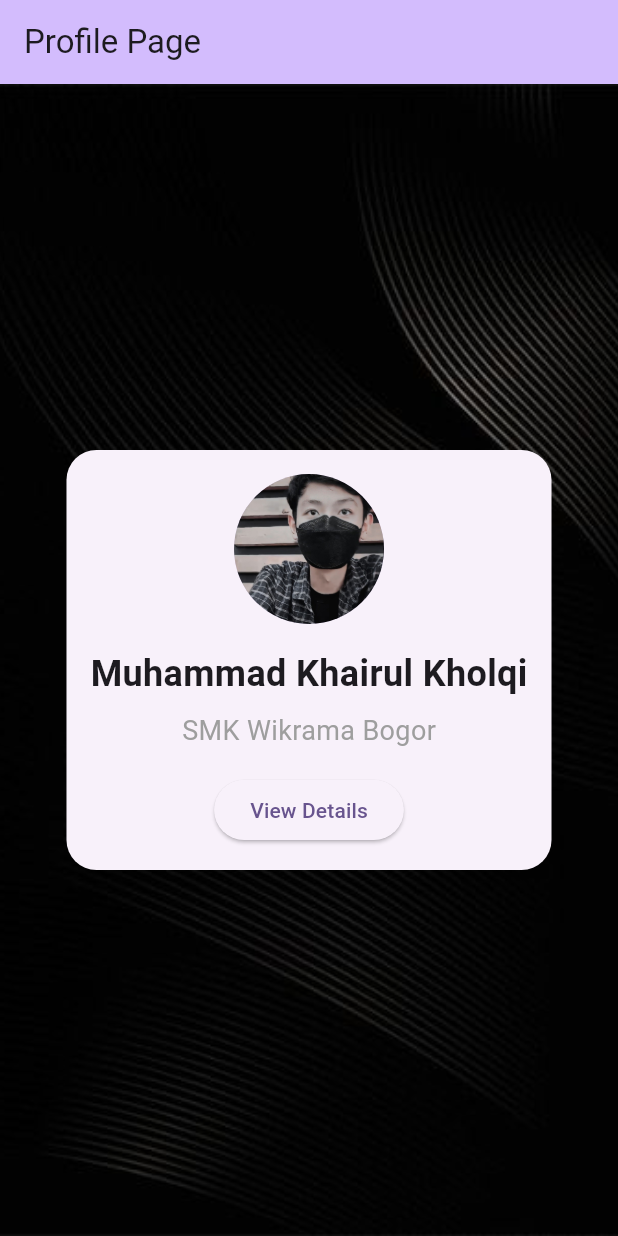
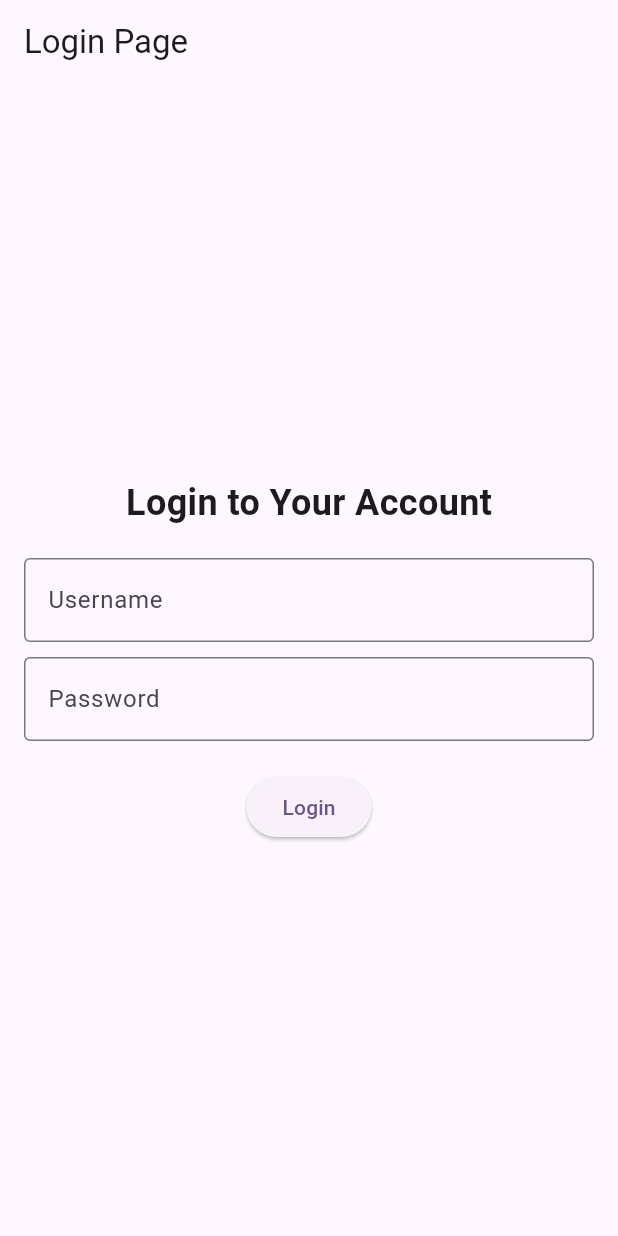
Before and after one commit to Muhammad-Khairul-Kholqi/MobileApplicationProfile, a Flutter app: the screen it shows after launch, on a phone screen of 412 x 824 dp. Run offline on Flutter 3.47's test engine with Material 3 defaults, Android fonts, the phone set to English and light mode, and no system bars.

Commit message:
add login page

```diff
--- a/lib/main.dart
+++ b/lib/main.dart
@@ -15,7 +15,90 @@ class MyApp extends StatelessWidget {
         colorScheme: ColorScheme.fromSeed(seedColor: Colors.deepPurple),
         useMaterial3: true,
       ),
-      home: const MyHomePage(title: 'Profile Page'),
+      home: const LoginPage(), // Start with the login page
+    );
+  }
+}
+
+class LoginPage extends StatefulWidget {
+  const LoginPage({super.key});
+
+  @override
+  State<LoginPage> createState() => _LoginPageState();
+}
+
+class _LoginPageState extends State<LoginPage> {
+  final TextEditingController _usernameController = TextEditingController();
+  final TextEditingController _passwordController = TextEditingController();
+  String _errorMessage = '';
+
+  // Simple login function
+  void _login() {
+    if (_usernameController.text == 'admin' &&
+        _passwordController.text == '1234') {
+      // If login is successful, navigate to the profile page
+      Navigator.pushReplacement(
+        context,
+        MaterialPageRoute(
+          builder: (context) => const MyHomePage(title: 'Profile Page'),
+        ),
+      );
+    } else {
+      // Show an error message
+      setState(() {
+        _errorMessage = 'Invalid username or password';
+      });
+    }
+  }
+
+  @override
+  Widget build(BuildContext context) {
+    return Scaffold(
+      appBar: AppBar(
+        title: const Text('Login Page'),
+      ),
+      body: Padding(
+        padding: const EdgeInsets.all(16.0),
+        child: Column(
+          mainAxisAlignment: MainAxisAlignment.center,
+          children: [
+            const Text(
+              'Login to Your Account',
+              style: TextStyle(fontSize: 24, fontWeight: FontWeight.bold),
+            ),
+            const SizedBox(height: 20),
+            TextField(
+              controller: _usernameController,
+              decoration: const InputDecoration(
+                labelText: 'Username',
+                border: OutlineInputBorder(),
+              ),
+            ),
+            const SizedBox(height: 10),
+            TextField(
+              controller: _passwordController,
+              obscureText: true, // Hide password input
+              decoration: const InputDecoration(
+                labelText: 'Password',
+                border: OutlineInputBorder(),
+              ),
+            ),
+            const SizedBox(height: 20),
+            ElevatedButton(
+              onPressed: _login,
+              child: const Text('Login'),
+            ),
+            if (_errorMessage.isNotEmpty)
+              Padding(
+                padding: const EdgeInsets.only(top: 16),
+                child: Text(
+                  _errorMessage,
+                  style: const TextStyle(color: Colors.red),
+                ),
+              ),
+          ],
+        ),
+      ),
     );
   }
 }
@@ -64,12 +147,12 @@ class _MyHomePageState extends State<MyHomePage> {
                         // Profile picture in a circle from assets
                         const CircleAvatar(
                           radius: 50,
-                          backgroundImage: AssetImage('assets/mee.jpg'), // Gambar profil dari folder assets
+                          backgroundImage: AssetImage('assets/mee.jpg'),
                         ),
                         const SizedBox(height: 16),
                         // Name
                         const Text(
-                          'Muhammad Khairul Kholqi',
+                          'Muhammad Khairul Kholqi hahah',
                           style: TextStyle(
                             fontSize: 24,
                             fontWeight: FontWeight.bold,
```
